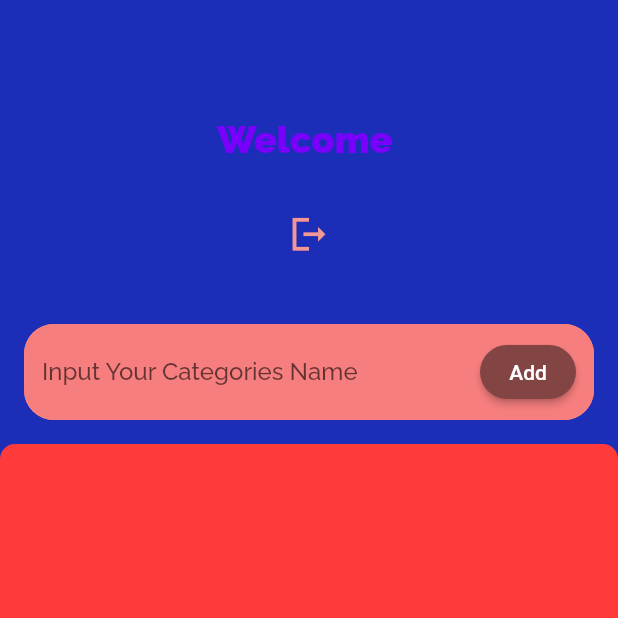
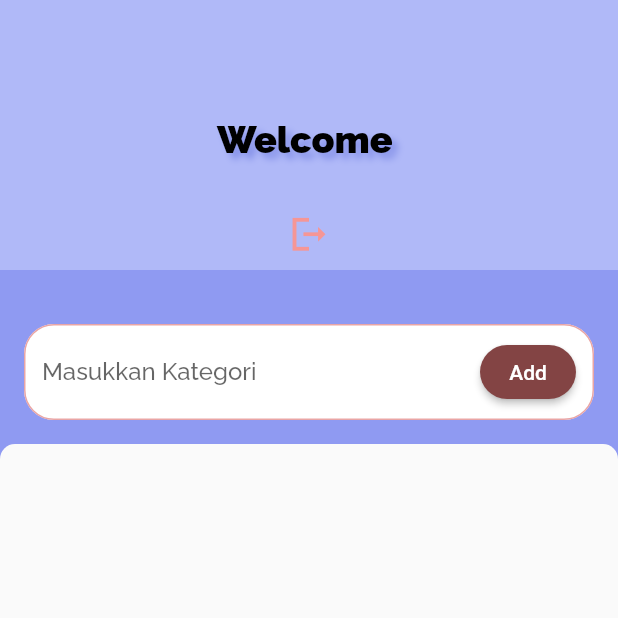
Before and after one commit to CintyaAprilaFandini/cintya-uas-mobile-flutter, a Flutter app: the Home screen opened by its route, on a phone screen of 412 x 824 dp, the top half of it. Run offline on Flutter 3.47's test engine with Material 2 defaults, Android fonts, the phone set to English and light mode, and no system bars; our stand-ins replace shared_preferences; accounts and stored records are empty; network calls fail.

Commit message:
crud-mobile

```diff
--- a/lib/api/category.dart
+++ b/lib/api/category.dart
@@ -9,8 +9,8 @@ class CategoryService {
   String baseUrl = 'http://192.168.52.57:8000/api/';
   String token = '';
 
-  static Future<List<dynamic>> getCategories(String page) async {
-    final String _baseUrl = 'http://192.168.52.57:8000/api/';
+   static Future<List<dynamic>> getCategories(String page) async {
+    final String _baseUrl = 'http://localhost:8000/api/';
     var url = Uri.parse(_baseUrl + 'category?page=$page');
 
     List<Category> categories = [];
--- a/lib/main.dart
+++ b/lib/main.dart
@@ -4,7 +4,6 @@ import '../screen/first_page.dart';
 import '../screen/home.dart';
 import '../screen/login.dart';
 import '../screen/registrasi.dart';
-import '../api/category.dart';
 
 void main() {
   runApp(const MyApp());
@@ -25,7 +24,7 @@ class MyApp extends StatelessWidget {
       },
       title: 'Flutter Demo',
       theme: ThemeData(
-        primarySwatch: Colors.red,
+        // primarySwatch: Color.fromARGB(255, 255, 205, 202),
       ),
       debugShowCheckedModeBanner: false,
     );
--- a/lib/screen/edit_category.dart
+++ b/lib/screen/edit_category.dart
@@ -1,6 +1,6 @@
 import 'package:flutter/material.dart';
-import 'package:flutter_mobileuas/api/http.dart';
-import 'package:flutter_mobileuas/components/category_model.dart';
+import '../api/http.dart';
+import '../components/category_model.dart';
 
 import 'home.dart';
 
--- a/lib/screen/home.dart
+++ b/lib/screen/home.dart
@@ -4,7 +4,6 @@ import 'dart:convert';
 import 'package:flutter/material.dart';
 import '../components/category_model.dart';
 import '../screen/edit_category.dart';
-import '../components/category_model.dart';
 import 'package:shared_preferences/shared_preferences.dart';
 
 import '../api/http.dart';
@@ -75,12 +74,12 @@ class _Home extends State<Home> {
   @override
   Widget build(BuildContext context) {
     return Scaffold(
-      backgroundColor: Color.fromARGB(255, 28, 46, 183),
+      backgroundColor: Color.fromARGB(255, 143, 154, 242),
       body: Column(
         children: [
           Container(
             decoration: BoxDecoration(
-              color: Color.fromARGB(255, 28, 46, 183),
+              color: Color.fromARGB(255, 176, 185, 248),
             ),
             height: 180,
             child: Column(
@@ -97,13 +96,13 @@ class _Home extends State<Home> {
                     child: Text(
                       'Welcome $name',
                       style: TextStyle(
-                        color: Color.fromARGB(255, 122, 0, 253),
+                        color: Color.fromARGB(255, 0, 0, 0),
                         fontWeight: FontWeight.w800,
                         fontSize: 25,
                         fontFamily: 'Raleway',
                         shadows: [
                           Shadow(
-                            color: Color.fromARGB(255, 28, 46, 183),
+                            color: Color.fromARGB(255, 135, 147, 233),
                             blurRadius: 6,
                             offset: const Offset(4.0, 4.0),
                           ),
@@ -162,19 +161,19 @@ class _Home extends State<Home> {
             child: TextFormField(
               controller: etCategory,
               decoration: InputDecoration(
-                hintText: "Input Your Categories Name",
+                hintText: "Masukkan Kategori",
                 hintStyle: const TextStyle(fontFamily: 'Raleway'),
                 filled: true,
-                fillColor: Color.fromARGB(255, 247, 126, 126),
+                fillColor: Color.fromARGB(255, 255, 255, 255),
                 focusedBorder: OutlineInputBorder(
                   borderRadius: BorderRadius.circular(20.0),
                   borderSide: const BorderSide(
-                    color: Color.fromARGB(255, 169, 0, 0),
+                    color: Color.fromARGB(255, 255, 208, 208),
                   ),
                 ),
                 enabledBorder: OutlineInputBorder(
                   borderSide: const BorderSide(
-                    color: Color.fromARGB(255, 250, 127, 127),
+                    color: Color.fromARGB(255, 233, 165, 165),
                   ),
                   borderRadius: BorderRadius.circular(20.0),
                 ),
@@ -199,7 +198,7 @@ class _Home extends State<Home> {
           Expanded(
             child: Container(
               decoration: BoxDecoration(
-                color: Color.fromARGB(255, 255, 58, 58),
+                color: Color.fromARGB(255, 250, 250, 250),
                 borderRadius: const BorderRadius.only(
                   topRight: Radius.circular(10.0),
                   topLeft: Radius.circular(10.0),
@@ -212,21 +211,21 @@ class _Home extends State<Home> {
                   return Dismissible(
                     key: UniqueKey(),
                     background: Container(
-                      color: Color.fromARGB(255, 238, 52, 52),
+                      color: Color.fromARGB(255, 126, 126, 126),
                       child: Padding(
                         padding: const EdgeInsets.all(15),
                         child: Row(
                           children: const [
                             Icon(
                               Icons.create_rounded,
-                              color: Color.fromARGB(255, 226, 113, 113),
+                              color: Color.fromARGB(255, 255, 255, 255),
                             ),
                           ],
                         ),
                       ),
                     ),
                     secondaryBackground: Container(
-                      color: Color.fromARGB(255, 82, 91, 255),
+                      color: Color.fromARGB(255, 166, 169, 225),
                       child: Padding(
                         padding: const EdgeInsets.all(15),
                         child: Row(
```
Also changed, not shown: assets/tambah data.jpg (added), 1 other file.
